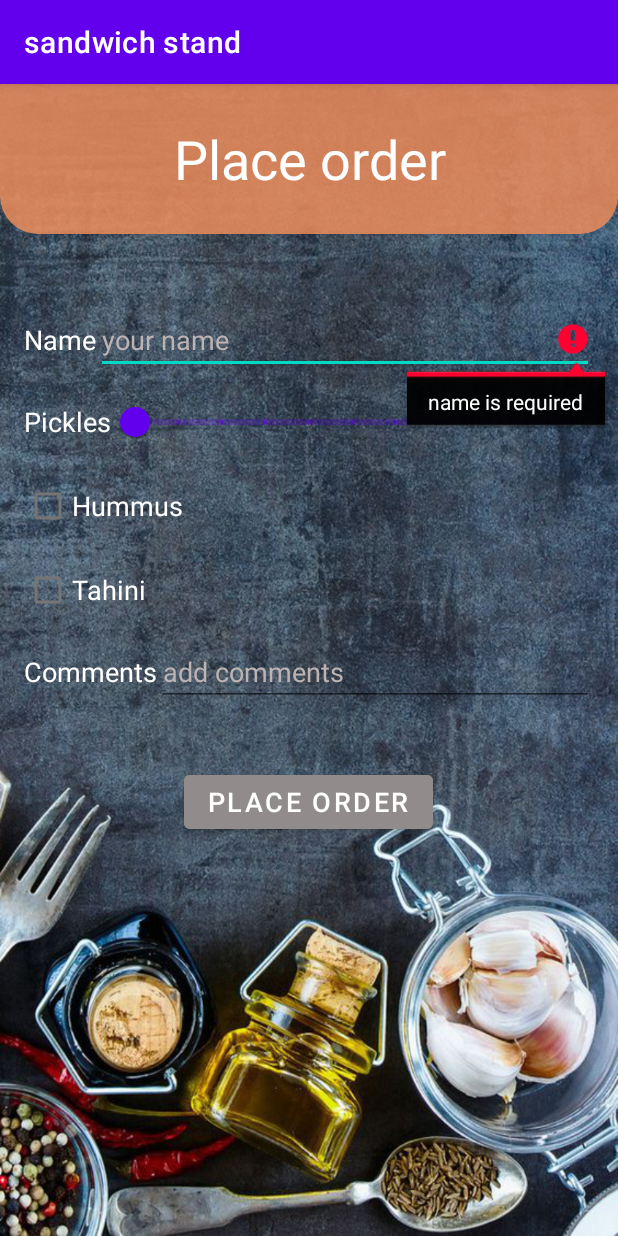
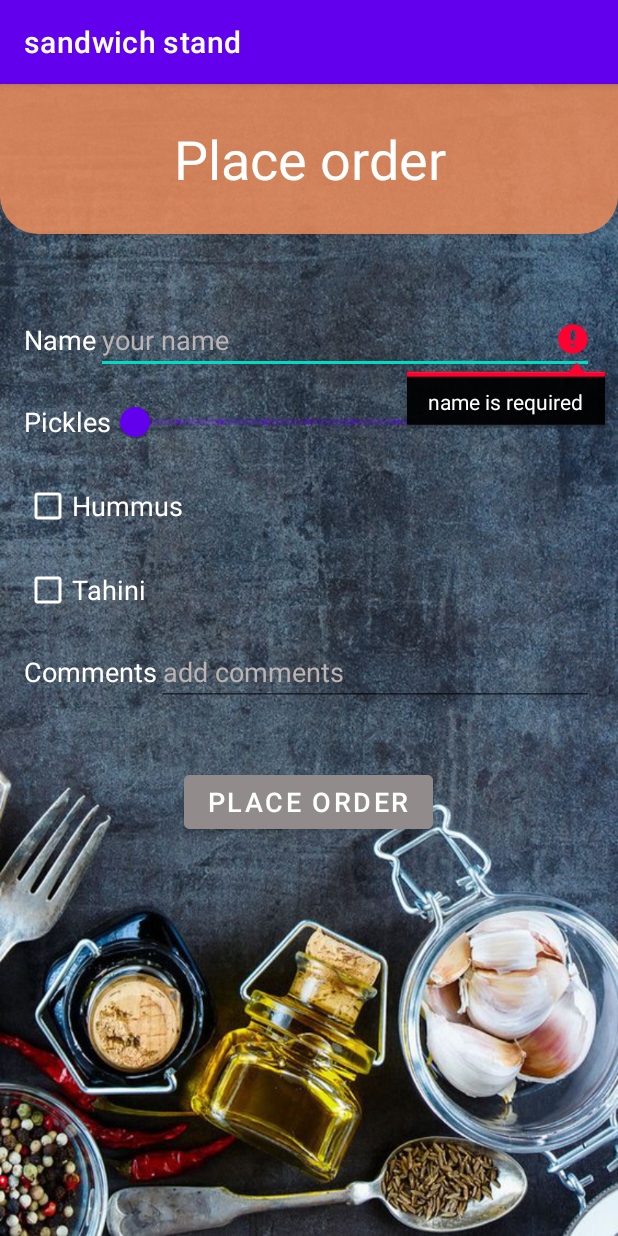
Before and after one commit to IdoSagiv/order-sandwich-app, an Android app: the screen it shows after launch (PlaceOrderActivity), on a phone screen of 412 x 824 dp. Run offline under Robolectric (Android 15) with nearby library versions, the phone set to English and light mode, and no system bars; our stand-ins replace Firebase (no records; nobody signed in at launch, a user with empty details on screens opened directly).

Commit message:
change the checkbox color

```diff
--- a/app/src/main/res/layout/activity_place_order.xml
+++ b/app/src/main/res/layout/activity_place_order.xml
@@ -91,6 +91,7 @@
             android:layout_width="wrap_content"
             android:layout_height="wrap_content"
             android:layout_marginTop="8dp"
+            android:buttonTint="@color/white"
             android:text="Hummus"
             android:textColor="@color/white"
             android:textSize="18sp" />
@@ -101,6 +102,7 @@
             android:layout_width="wrap_content"
             android:layout_height="wrap_content"
             android:layout_marginTop="8dp"
+            android:buttonTint="@color/white"
             android:text="Tahini"
             android:textColor="@color/white"
             android:textSize="18sp" />
```
